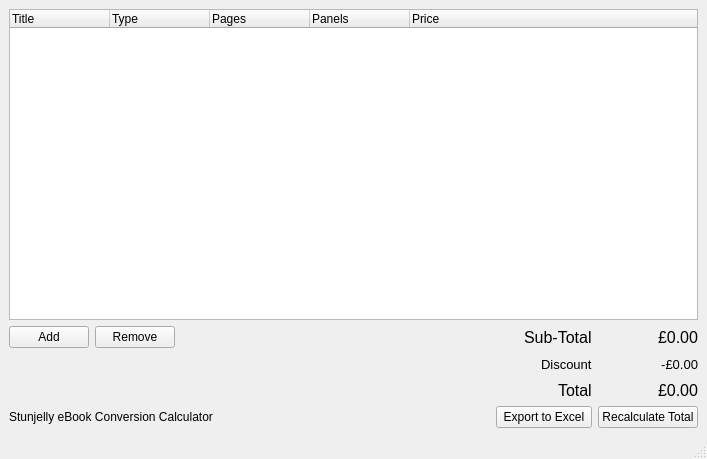
eknowles/StunjellyQuote, file window.ui: the form before one commit.
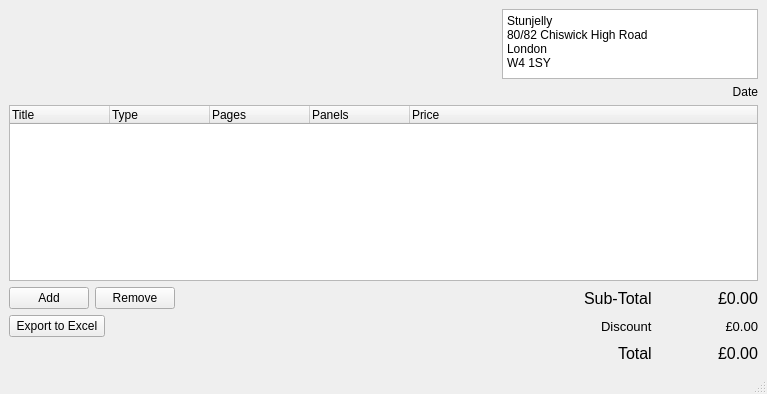
The form after the commit. Icons and pictures are not drawn.

```diff
--- a/window.ui
+++ b/window.ui
@@ -6,8 +6,8 @@
    <rect>
     <x>0</x>
     <y>0</y>
-    <width>707</width>
-    <height>459</height>
+    <width>767</width>
+    <height>394</height>
    </rect>
   </property>
   <property name="windowTitle">
@@ -15,6 +15,107 @@
   </property>
   <widget class="QWidget" name="centralwidget">
    <layout class="QVBoxLayout" name="verticalLayout">
+    <item>
+     <widget class="QWidget" name="widget" native="true">
+      <layout class="QHBoxLayout" name="horizontalLayout_5">
+       <property name="margin">
+        <number>0</number>
+       </property>
+       <item>
+        <widget class="QLabel" name="label_2">
+         <property name="text">
+          <string/>
+         </property>
+         <property name="pixmap">
+          <pixmap resource="icons.qrc">:/PNG/png/stunjelly-logo.png</pixmap>
+         </property>
+         <property name="alignment">
+          <set>Qt::AlignLeading|Qt::AlignLeft|Qt::AlignTop</set>
+         </property>
+        </widget>
+       </item>
+       <item>
+        <spacer name="horizontalSpacer">
+         <property name="orientation">
+          <enum>Qt::Horizontal</enum>
+         </property>
+         <property name="sizeHint" stdset="0">
+          <size>
+           <width>296</width>
+           <height>20</height>
+          </size>
+         </property>
+        </spacer>
+       </item>
+       <item>
+        <widget class="QPlainTextEdit" name="plainTextEdit">
+         <property name="sizePolicy">
+          <sizepolicy hsizetype="Minimum" vsizetype="Fixed">
+           <horstretch>0</horstretch>
+           <verstretch>0</verstretch>
+          </sizepolicy>
+         </property>
+         <property name="maximumSize">
+          <size>
+           <width>16777215</width>
+           <height>70</height>
+          </size>
+         </property>
+         <property name="frameShape">
+          <enum>QFrame::StyledPanel</enum>
+         </property>
+         <property name="frameShadow">
+          <enum>QFrame::Plain</enum>
+         </property>
+         <property name="readOnly">
+          <bool>true</bool>
+         </property>
+         <property name="plainText">
+          <string>Stunjelly
+80/82 Chiswick High Road
+London
+W4 1SY</string>
+         </property>
+         <property name="backgroundVisible">
+          <bool>false</bool>
+         </property>
+         <property name="centerOnScroll">
+          <bool>false</bool>
+         </property>
+        </widget>
+       </item>
+      </layout>
+     </widget>
+    </item>
+    <item>
+     <widget class="QLabel" name="date">
+      <property name="minimumSize">
+       <size>
+        <width>0</width>
+        <height>0</height>
+       </size>
+      </property>
+      <property name="maximumSize">
+       <size>
+        <width>16777215</width>
+        <height>16777215</height>
+       </size>
+      </property>
+      <property name="font">
+       <font>
+        <pointsize>9</pointsize>
+        <weight>50</weight>
+        <bold>false</bold>
+       </font>
+      </property>
+      <property name="text">
+       <string>Date</string>
+      </property>
+      <property name="alignment">
+       <set>Qt::AlignRight|Qt::AlignTop|Qt::AlignTrailing</set>
+      </property>
+     </widget>
+    </item>
     <item>
      <widget class="QTreeWidget" name="treeWidget">
       <property name="alternatingRowColors">
@@ -29,9 +130,15 @@
       <property name="uniformRowHeights">
        <bool>true</bool>
       </property>
+      <property name="sortingEnabled">
+       <bool>false</bool>
+      </property>
       <property name="animated">
        <bool>true</bool>
       </property>
+      <property name="wordWrap">
+       <bool>true</bool>
+      </property>
       <column>
        <property name="text">
         <string>Title</string>
@@ -60,6 +167,18 @@
      </widget>
     </item>
     <item>
+     <widget class="QWidget" name="widget_5" native="true">
+      <layout class="QHBoxLayout" name="horizontalLayout_4">
+       <property name="margin">
+        <number>0</number>
+       </property>
+       <item>
+        <widget class="QWidget" name="widget_6" native="true">
+         <layout class="QVBoxLayout" name="verticalLayout_2">
+          <property name="margin">
+           <number>0</number>
+          </property>
+          <item>
      <widget class="QWidget" name="widget_3" native="true">
       <layout class="QHBoxLayout" name="horizontalLayout_2">
        <property name="margin">
@@ -120,6 +239,12 @@
          <property name="text">
           <string>£0.00</string>
          </property>
+               <property name="textFormat">
+                <enum>Qt::AutoText</enum>
+               </property>
+               <property name="scaledContents">
+                <bool>false</bool>
+               </property>
          <property name="alignment">
           <set>Qt::AlignRight|Qt::AlignTrailing|Qt::AlignVCenter</set>
          </property>
@@ -134,6 +259,13 @@
        <property name="margin">
         <number>0</number>
        </property>
+             <item>
+              <widget class="QPushButton" name="save">
+               <property name="text">
+                <string> Export to Excel </string>
+               </property>
+              </widget>
+             </item>
        <item>
         <spacer name="horizontalSpacer_4">
          <property name="orientation">
@@ -173,7 +305,7 @@
           </font>
          </property>
          <property name="text">
-          <string>-£0.00</string>
+                <string>£0.00</string>
          </property>
          <property name="alignment">
           <set>Qt::AlignRight|Qt::AlignTrailing|Qt::AlignVCenter</set>
@@ -186,6 +318,9 @@
     <item>
      <widget class="QWidget" name="widget_2" native="true">
       <layout class="QHBoxLayout" name="horizontalLayout">
+             <property name="spacing">
+              <number>6</number>
+             </property>
        <property name="margin">
         <number>0</number>
        </property>
@@ -238,44 +373,7 @@
       </layout>
      </widget>
     </item>
-    <item>
-     <widget class="QWidget" name="widget" native="true">
-      <layout class="QGridLayout" name="gridLayout">
-       <property name="margin">
-        <number>0</number>
-       </property>
-       <item row="0" column="3">
-        <spacer name="horizontalSpacer">
-         <property name="orientation">
-          <enum>Qt::Horizontal</enum>
-         </property>
-         <property name="sizeHint" stdset="0">
-          <size>
-           <width>40</width>
-           <height>20</height>
-          </size>
-         </property>
-        </spacer>
-       </item>
-       <item row="0" column="5">
-        <widget class="QPushButton" name="save">
-         <property name="text">
-          <string> Export to Excel </string>
-         </property>
-        </widget>
-       </item>
-       <item row="0" column="6">
-        <widget class="QPushButton" name="recalc">
-         <property name="text">
-          <string>Recalculate Total</string>
-         </property>
-        </widget>
-       </item>
-       <item row="0" column="2">
-        <widget class="QLabel" name="label_3">
-         <property name="text">
-          <string>Stunjelly eBook Conversion Calculator</string>
-         </property>
+         </layout>
         </widget>
        </item>
       </layout>
```
Left out of the diff: 15 changed lines with no effect on the pictures. Lines whose indentation alone changed are shown as unchanged.
